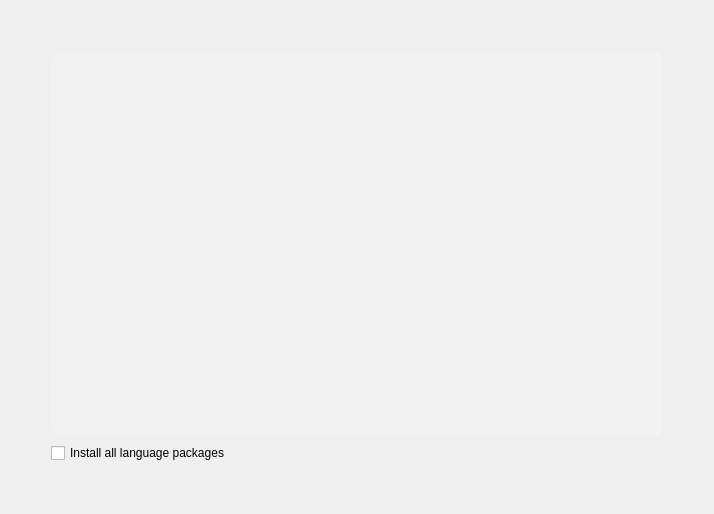
This is yali-proximate/yali/gui/Ui/summarywidget.ui in pars-linux/uludag as Qt 5 draws it before an edit. The edited form follows.
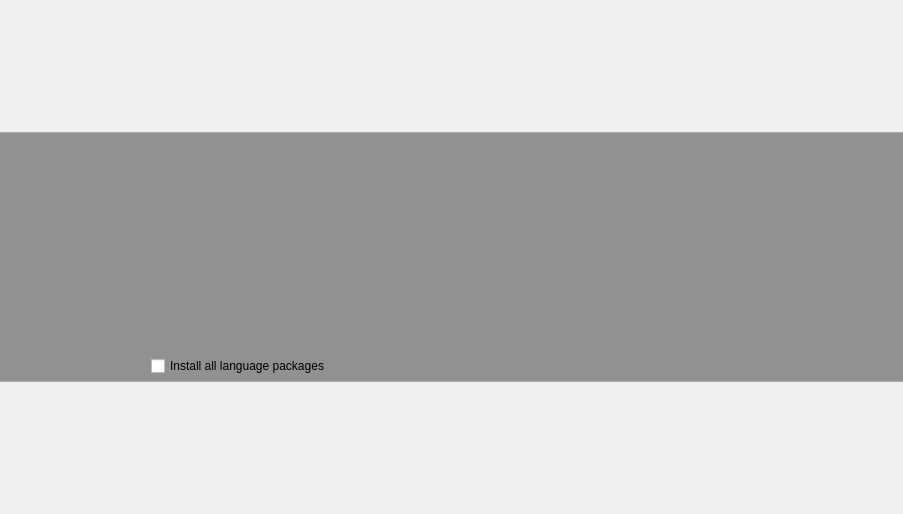
This is the edited form.

Diff of the .ui file:
```diff
--- a/yali-proximate/yali/gui/Ui/summarywidget.ui
+++ b/yali-proximate/yali/gui/Ui/summarywidget.ui
@@ -6,7 +6,7 @@
    <rect>
     <x>0</x>
     <y>0</y>
-    <width>714</width>
+    <width>903</width>
     <height>514</height>
    </rect>
   </property>
@@ -17,46 +17,122 @@
    <string notr="true"/>
   </property>
   <layout class="QGridLayout" name="gridLayout">
-   <item row="0" column="2">
-    <spacer>
-     <property name="orientation">
-      <enum>Qt::Vertical</enum>
-     </property>
-     <property name="sizeType">
-      <enum>QSizePolicy::Fixed</enum>
-     </property>
-     <property name="sizeHint" stdset="0">
+   <property name="margin">
+    <number>0</number>
+   </property>
+   <property name="spacing">
+    <number>0</number>
+   </property>
+   <item row="0" column="1">
+    <widget class="QFrame" name="frame">
+     <property name="sizePolicy">
+      <sizepolicy hsizetype="Expanding" vsizetype="Fixed">
+       <horstretch>0</horstretch>
+       <verstretch>0</verstretch>
+      </sizepolicy>
+     </property>
+     <property name="minimumSize">
       <size>
-       <width>20</width>
-       <height>40</height>
+       <width>600</width>
+       <height>250</height>
       </size>
      </property>
-    </spacer>
-   </item>
-   <item row="1" column="0">
-    <spacer>
-     <property name="orientation">
-      <enum>Qt::Horizontal</enum>
-     </property>
-     <property name="sizeType">
-      <enum>QSizePolicy::Fixed</enum>
-     </property>
-     <property name="sizeHint" stdset="0">
+     <property name="maximumSize">
       <size>
-       <width>40</width>
-       <height>20</height>
+       <width>16777215</width>
+       <height>250</height>
       </size>
      </property>
-    </spacer>
-   </item>
-   <item row="1" column="1" colspan="3">
+     <property name="styleSheet">
+      <string notr="true">#frame{
+background-color: rgba(0,0,0,100);
+border-top: 1px solid rgba(255,255,255,60);
+border-bottom: 1px solid rgba(255,255,255,60);
+}
+
+
+QListView {
+     show-decoration-selected: 1; /* make the selection span the entire width of the view */
+ }
+
+ QListView::item{
+	border-radius: 2px;
+    border:0px;
+padding: 5px
+}
+
+ QListView::item:selected {
+border:0px;
+ }
+
+ QListView::item:selected:!active {
+     background-color: qlineargradient(spread:pad, x1:0.5, y1:1, x2:0.5, y2:0, stop:0 rgba(129, 3, 3, 255), stop:0.0192308 rgba(160, 35, 25, 255), stop:0.521739 rgba(166, 35, 29, 255), stop:0.531585 rgba(184, 46, 40, 255), stop:0.983696 rgba(168, 78, 74, 255), stop:1 rgba(210, 110, 110, 255));
+
+ }
+
+ QListView::item:selected:active {
+     background-color: qlineargradient(spread:pad, x1:0.5, y1:1, x2:0.5, y2:0, stop:0 rgba(129, 3, 3, 255), stop:0.0192308 rgba(160, 35, 25, 255), stop:0.521739 rgba(166, 35, 29, 255), stop:0.531585 rgba(184, 46, 40, 255), stop:0.983696 rgba(168, 78, 74, 255), stop:1 rgba(210, 110, 110, 255));
+ }
+
+ QListView::item:hover {
+     background-color: qlineargradient(spread:pad, x1:0.5, y1:1, x2:0.5, y2:0, stop:0 rgba(129, 3, 3, 100), stop:0.0192308 rgba(160, 35, 25, 100), stop:0.521739 rgba(166, 35, 29, 100), stop:0.531585 rgba(184, 46, 40, 100), stop:0.983696 rgba(168, 78, 74, 100), stop:1 rgba(210, 110, 110, 100));
+ }</string>
+     </property>
+     <property name="frameShape">
+      <enum>QFrame::NoFrame</enum>
+     </property>
+     <property name="frameShadow">
+      <enum>QFrame::Plain</enum>
+     </property>
+     <property name="lineWidth">
+      <number>0</number>
+     </property>
+     <layout class="QGridLayout" name="gridLayout_5">
+      <property name="leftMargin">
+       <number>0</number>
+      </property>
+      <property name="topMargin">
+       <number>10</number>
+      </property>
+      <property name="rightMargin">
+       <number>0</number>
+      </property>
+      <property name="bottomMargin">
+       <number>5</number>
+      </property>
+      <property name="horizontalSpacing">
+       <number>30</number>
+      </property>
+      <property name="verticalSpacing">
+       <number>0</number>
+      </property>
+      <item row="0" column="1">
+       <layout class="QVBoxLayout" name="verticalLayout">
+        <property name="spacing">
+         <number>0</number>
+        </property>
+        <item>
+         <layout class="QHBoxLayout" name="horizontalLayout">
+          <property name="spacing">
+           <number>0</number>
+          </property>
+          <property name="bottomMargin">
+           <number>0</number>
+          </property>
+          <item>
     <widget class="QTextEdit" name="content">
+            <property name="maximumSize">
+             <size>
+              <width>600</width>
+              <height>16777215</height>
+             </size>
+            </property>
      <property name="styleSheet">
-      <string notr="true">background-color: rgba(255, 255, 255, 40);
-border:1px solid rgba(255, 255, 255, 40);
-border-radius:10px;
-padding:10px;
-padding-top:30px;</string>
+             <string notr="true">background-color: rgba(255, 255, 255, 0);
+color:white</string>
+            </property>
+            <property name="frameShape">
+             <enum>QFrame::NoFrame</enum>
      </property>
      <property name="lineWidth">
       <number>0</number>
@@ -78,23 +154,9 @@
      </property>
     </widget>
    </item>
-   <item row="1" column="4">
-    <spacer>
-     <property name="orientation">
-      <enum>Qt::Horizontal</enum>
-     </property>
-     <property name="sizeType">
-      <enum>QSizePolicy::Fixed</enum>
-     </property>
-     <property name="sizeHint" stdset="0">
-      <size>
-       <width>40</width>
-       <height>20</height>
-      </size>
-     </property>
-    </spacer>
-   </item>
-   <item row="2" column="1" colspan="3">
+         </layout>
+        </item>
+        <item>
     <widget class="QCheckBox" name="installAllLangPacks">
      <property name="toolTip">
       <string>When checked, YALI will install all of the officially supported language packages on your system.</string>
@@ -104,21 +166,10 @@
      </property>
     </widget>
    </item>
-   <item row="3" column="2">
-    <spacer>
-     <property name="orientation">
-      <enum>Qt::Vertical</enum>
-     </property>
-     <property name="sizeType">
-      <enum>QSizePolicy::Fixed</enum>
-     </property>
-     <property name="sizeHint" stdset="0">
-      <size>
-       <width>20</width>
-       <height>40</height>
-      </size>
-     </property>
-    </spacer>
+       </layout>
+      </item>
+     </layout>
+    </widget>
    </item>
   </layout>
  </widget>
```
Lines whose indentation alone changed are shown as unchanged.
